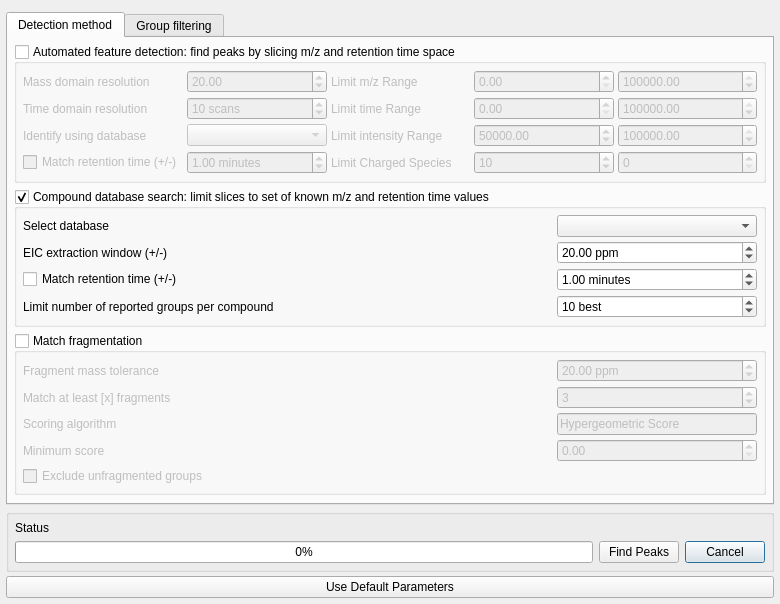
Qt form src/gui/mzroll/forms/peakdetectiondialog.ui (ElucidataInc/ElMaven) before a commit.
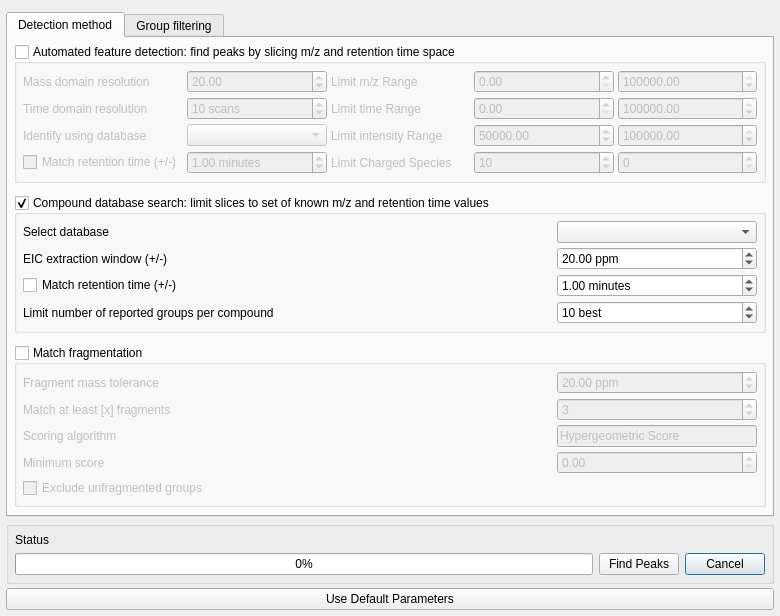
The same form after that commit.

The edit to the form file:
```diff
--- a/src/gui/mzroll/forms/peakdetectiondialog.ui
+++ b/src/gui/mzroll/forms/peakdetectiondialog.ui
@@ -50,7 +50,10 @@
       <attribute name="title">
        <string>Detection method</string>
       </attribute>
-      <layout class="QGridLayout" name="gridLayout_10">
+      <layout class="QVBoxLayout" name="verticalLayout_2">
+       <property name="spacing">
+        <number>12</number>
+       </property>
        <property name="leftMargin">
         <number>6</number>
        </property>
@@ -63,190 +66,7 @@
        <property name="bottomMargin">
         <number>6</number>
        </property>
-       <item row="4" column="0" colspan="2">
-        <widget class="QGroupBox" name="matchFragmentationOptions">
-         <property name="enabled">
-          <bool>true</bool>
-         </property>
-         <property name="sizePolicy">
-          <sizepolicy hsizetype="Preferred" vsizetype="Maximum">
-           <horstretch>0</horstretch>
-           <verstretch>0</verstretch>
-          </sizepolicy>
-         </property>
-         <property name="title">
-          <string>Match fragmentation</string>
-         </property>
-         <property name="checkable">
-          <bool>true</bool>
-         </property>
-         <property name="checked">
-          <bool>false</bool>
-         </property>
-         <layout class="QGridLayout" name="gridLayout_8">
-          <property name="leftMargin">
-           <number>6</number>
-          </property>
-          <property name="topMargin">
-           <number>6</number>
-          </property>
-          <property name="rightMargin">
-           <number>6</number>
-          </property>
-          <property name="bottomMargin">
-           <number>6</number>
-          </property>
-          <property name="spacing">
-           <number>4</number>
-          </property>
-          <item row="2" column="1" alignment="Qt::AlignRight">
-           <widget class="QLineEdit" name="scoringAlgo">
-            <property name="sizePolicy">
-             <sizepolicy hsizetype="Maximum" vsizetype="Fixed">
-              <horstretch>0</horstretch>
-              <verstretch>0</verstretch>
-             </sizepolicy>
-            </property>
-            <property name="minimumSize">
-             <size>
-              <width>200</width>
-              <height>0</height>
-             </size>
-            </property>
-            <property name="cursor">
-             <cursorShape>BlankCursor</cursorShape>
-            </property>
-            <property name="text">
-             <string>Hypergeometric Score</string>
-            </property>
-            <property name="readOnly">
-             <bool>true</bool>
-            </property>
-           </widget>
-          </item>
-          <item row="1" column="1" alignment="Qt::AlignRight">
-           <widget class="QDoubleSpinBox" name="minFragMatch">
-            <property name="sizePolicy">
-             <sizepolicy hsizetype="Maximum" vsizetype="Fixed">
-              <horstretch>0</horstretch>
-              <verstretch>0</verstretch>
-             </sizepolicy>
-            </property>
-            <property name="minimumSize">
-             <size>
-              <width>200</width>
-              <height>0</height>
-             </size>
-            </property>
-            <property name="decimals">
-             <number>0</number>
-            </property>
-            <property name="value">
-             <double>3.000000000000000</double>
-            </property>
-           </widget>
-          </item>
-          <item row="4" column="0">
-           <widget class="QCheckBox" name="mustHaveMs2">
-            <property name="text">
-             <string>Exclude unfragmented groups</string>
-            </property>
-           </widget>
-          </item>
-          <item row="0" column="0">
-           <widget class="QLabel" name="label_fragmentTolerance">
-            <property name="text">
-             <string>Fragment mass tolerance</string>
-            </property>
-           </widget>
-          </item>
-          <item row="3" column="0">
-           <widget class="QLabel" name="label_minMatchScore">
-            <property name="text">
-             <string>Minimum score</string>
-            </property>
-           </widget>
-          </item>
-          <item row="3" column="1" alignment="Qt::AlignRight">
-           <widget class="QDoubleSpinBox" name="minFragMatchScore">
-            <property name="sizePolicy">
-             <sizepolicy hsizetype="Maximum" vsizetype="Fixed">
-              <horstretch>0</horstretch>
-              <verstretch>0</verstretch>
-             </sizepolicy>
-            </property>
-            <property name="minimumSize">
-             <size>
-              <width>200</width>
-              <height>0</height>
-             </size>
-            </property>
-            <property name="prefix">
-             <string/>
-            </property>
-            <property name="suffix">
-             <string/>
-            </property>
-            <property name="maximum">
-             <double>1000.000000000000000</double>
-            </property>
-            <property name="singleStep">
-             <double>0.500000000000000</double>
-            </property>
-           </widget>
-          </item>
-          <item row="0" column="1" alignment="Qt::AlignRight">
-           <widget class="QDoubleSpinBox" name="fragmentTolerance">
-            <property name="sizePolicy">
-             <sizepolicy hsizetype="Maximum" vsizetype="Fixed">
-              <horstretch>0</horstretch>
-              <verstretch>0</verstretch>
-             </sizepolicy>
-            </property>
-            <property name="minimumSize">
-             <size>
-              <width>200</width>
-              <height>0</height>
-             </size>
-            </property>
-            <property name="suffix">
-             <string> ppm</string>
-            </property>
-            <property name="maximum">
-             <double>1000.000000000000000</double>
-            </property>
-            <property name="value">
-             <double>20.000000000000000</double>
-            </property>
-           </widget>
-          </item>
-          <item row="1" column="0">
-           <widget class="QLabel" name="label_matchAtLeastX">
-            <property name="text">
-             <string>Match at least [x] fragments</string>
-            </property>
-           </widget>
-          </item>
-          <item row="2" column="0">
-           <widget class="QLabel" name="label_scoringAlgo">
-            <property name="text">
-             <string>Scoring algorithm</string>
-            </property>
-           </widget>
-          </item>
-         </layout>
-         <zorder>scoringAlgo</zorder>
-         <zorder>label_minMatchScore</zorder>
-         <zorder>minFragMatchScore</zorder>
-         <zorder>minFragMatch</zorder>
-         <zorder>label_matchAtLeastX</zorder>
-         <zorder>fragmentTolerance</zorder>
-         <zorder>label_fragmentTolerance</zorder>
-         <zorder>label_scoringAlgo</zorder>
-         <zorder>mustHaveMs2</zorder>
-        </widget>
-       </item>
-       <item row="0" column="0" colspan="2">
+       <item>
         <widget class="QGroupBox" name="featureOptions">
          <property name="enabled">
           <bool>true</bool>
@@ -493,7 +313,7 @@
          </layout>
         </widget>
        </item>
-       <item row="1" column="0" colspan="2">
+       <item>
         <widget class="QGroupBox" name="dbSearch">
          <property name="sizePolicy">
           <sizepolicy hsizetype="Preferred" vsizetype="Maximum">
@@ -666,6 +486,189 @@
          </layout>
         </widget>
        </item>
+       <item>
+        <widget class="QGroupBox" name="matchFragmentationOptions">
+         <property name="enabled">
+          <bool>true</bool>
+         </property>
+         <property name="sizePolicy">
+          <sizepolicy hsizetype="Preferred" vsizetype="Maximum">
+           <horstretch>0</horstretch>
+           <verstretch>0</verstretch>
+          </sizepolicy>
+         </property>
+         <property name="title">
+          <string>Match fragmentation</string>
+         </property>
+         <property name="checkable">
+          <bool>true</bool>
+         </property>
+         <property name="checked">
+          <bool>false</bool>
+         </property>
+         <layout class="QGridLayout" name="gridLayout_8">
+          <property name="leftMargin">
+           <number>6</number>
+          </property>
+          <property name="topMargin">
+           <number>6</number>
+          </property>
+          <property name="rightMargin">
+           <number>6</number>
+          </property>
+          <property name="bottomMargin">
+           <number>6</number>
+          </property>
+          <property name="spacing">
+           <number>4</number>
+          </property>
+          <item row="0" column="0">
+           <widget class="QLabel" name="label_fragmentTolerance">
+            <property name="text">
+             <string>Fragment mass tolerance</string>
+            </property>
+           </widget>
+          </item>
+          <item row="2" column="1" alignment="Qt::AlignRight">
+           <widget class="QLineEdit" name="scoringAlgo">
+            <property name="sizePolicy">
+             <sizepolicy hsizetype="Maximum" vsizetype="Fixed">
+              <horstretch>0</horstretch>
+              <verstretch>0</verstretch>
+             </sizepolicy>
+            </property>
+            <property name="minimumSize">
+             <size>
+              <width>200</width>
+              <height>0</height>
+             </size>
+            </property>
+            <property name="cursor">
+             <cursorShape>BlankCursor</cursorShape>
+            </property>
+            <property name="text">
+             <string>Hypergeometric Score</string>
+            </property>
+            <property name="readOnly">
+             <bool>true</bool>
+            </property>
+           </widget>
+          </item>
+          <item row="1" column="0">
+           <widget class="QLabel" name="label_matchAtLeastX">
+            <property name="text">
+             <string>Match at least [x] fragments</string>
+            </property>
+           </widget>
+          </item>
+          <item row="3" column="0">
+           <widget class="QLabel" name="label_minMatchScore">
+            <property name="text">
+             <string>Minimum score</string>
+            </property>
+           </widget>
+          </item>
+          <item row="3" column="1" alignment="Qt::AlignRight">
+           <widget class="QDoubleSpinBox" name="minFragMatchScore">
+            <property name="sizePolicy">
+             <sizepolicy hsizetype="Maximum" vsizetype="Fixed">
+              <horstretch>0</horstretch>
+              <verstretch>0</verstretch>
+             </sizepolicy>
+            </property>
+            <property name="minimumSize">
+             <size>
+              <width>200</width>
+              <height>0</height>
+             </size>
+            </property>
+            <property name="prefix">
+             <string/>
+            </property>
+            <property name="suffix">
+             <string/>
+            </property>
+            <property name="maximum">
+             <double>1000.000000000000000</double>
+            </property>
+            <property name="singleStep">
+             <double>0.500000000000000</double>
+            </property>
+           </widget>
+          </item>
+          <item row="0" column="1" alignment="Qt::AlignRight">
+           <widget class="QDoubleSpinBox" name="fragmentTolerance">
+            <property name="sizePolicy">
+             <sizepolicy hsizetype="Maximum" vsizetype="Fixed">
+              <horstretch>0</horstretch>
+              <verstretch>0</verstretch>
+             </sizepolicy>
+            </property>
+            <property name="minimumSize">
+             <size>
+              <width>200</width>
+              <height>0</height>
+             </size>
+            </property>
+            <property name="suffix">
+             <string> ppm</string>
+            </property>
+            <property name="maximum">
+             <double>1000.000000000000000</double>
+            </property>
+            <property name="value">
+             <double>20.000000000000000</double>
+            </property>
+           </widget>
+          </item>
+          <item row="4" column="0">
+           <widget class="QCheckBox" name="mustHaveMs2">
+            <property name="text">
+             <string>Exclude unfragmented groups</string>
+            </property>
+           </widget>
+          </item>
+          <item row="2" column="0">
+           <widget class="QLabel" name="label_scoringAlgo">
+            <property name="text">
+             <string>Scoring algorithm</string>
+            </property>
+           </widget>
+          </item>
+          <item row="1" column="1" alignment="Qt::AlignRight">
+           <widget class="QDoubleSpinBox" name="minFragMatch">
+            <property name="sizePolicy">
+             <sizepolicy hsizetype="Maximum" vsizetype="Fixed">
+              <horstretch>0</horstretch>
+              <verstretch>0</verstretch>
+             </sizepolicy>
+            </property>
+            <property name="minimumSize">
+             <size>
+              <width>200</width>
+              <height>0</height>
+             </size>
+            </property>
+            <property name="decimals">
+             <number>0</number>
+            </property>
+            <property name="value">
+             <double>3.000000000000000</double>
+            </property>
+           </widget>
+          </item>
+         </layout>
+         <zorder>scoringAlgo</zorder>
+         <zorder>label_minMatchScore</zorder>
+         <zorder>minFragMatchScore</zorder>
+         <zorder>minFragMatch</zorder>
+         <zorder>label_matchAtLeastX</zorder>
+         <zorder>fragmentTolerance</zorder>
+         <zorder>label_fragmentTolerance</zorder>
+         <zorder>label_scoringAlgo</zorder>
+         <zorder>mustHaveMs2</zorder>
+        </widget>
+       </item>
       </layout>
      </widget>
      <widget class="QWidget" name="groupFilteringTab">
```
Left out of the diff: 334 changed lines with no effect on the pictures.
